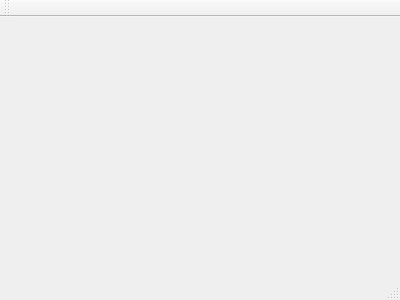
w809291634/QT_Creator_Study, file Qt_exp/helloqt/mainwindow.ui: the form before one commit.
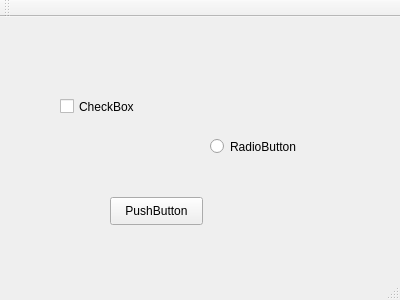
The form after the commit.

```diff
--- a/Qt_exp/helloqt/mainwindow.ui
+++ b/Qt_exp/helloqt/mainwindow.ui
@@ -12,13 +12,68 @@
   <property name="windowTitle" >
    <string>MainWindow</string>
   </property>
-  <widget class="QMenuBar" name="menuBar" />
-  <widget class="QToolBar" name="mainToolBar" />
-  <widget class="QWidget" name="centralWidget" />
-  <widget class="QStatusBar" name="statusBar" />
+  <widget class="QWidget" name="centralWidget">
+   <widget class="QPushButton" name="pushButton">
+    <property name="geometry">
+     <rect>
+      <x>110</x>
+      <y>180</y>
+      <width>93</width>
+      <height>28</height>
+     </rect>
+    </property>
+    <property name="text">
+     <string>PushButton</string>
+    </property>
+   </widget>
+   <widget class="QRadioButton" name="radioButton">
+    <property name="geometry">
+     <rect>
+      <x>210</x>
+      <y>120</y>
+      <width>115</width>
+      <height>19</height>
+     </rect>
+    </property>
+    <property name="text">
+     <string>RadioButton</string>
+    </property>
+   </widget>
+   <widget class="QCheckBox" name="checkBox">
+    <property name="geometry">
+     <rect>
+      <x>60</x>
+      <y>80</y>
+      <width>91</width>
+      <height>19</height>
+     </rect>
+    </property>
+    <property name="text">
+     <string>CheckBox</string>
+    </property>
+   </widget>
+  </widget>
+  <widget class="QMenuBar" name="menuBar">
+   <property name="geometry">
+    <rect>
+     <x>0</x>
+     <y>0</y>
+     <width>400</width>
+     <height>26</height>
+    </rect>
+   </property>
+  </widget>
+  <widget class="QToolBar" name="mainToolBar">
+   <attribute name="toolBarArea">
+    <enum>TopToolBarArea</enum>
+   </attribute>
+   <attribute name="toolBarBreak">
+    <bool>false</bool>
+   </attribute>
+  </widget>
+  <widget class="QStatusBar" name="statusBar"/>
  </widget>
- <layoutDefault spacing="6" margin="11" />
- <pixmapfunction></pixmapfunction>
+ <layoutdefault spacing="6" margin="11"/>
  <resources/>
  <connections/>
 </ui>
```
Left out of the diff: 7 changed lines with no effect on the pictures.
